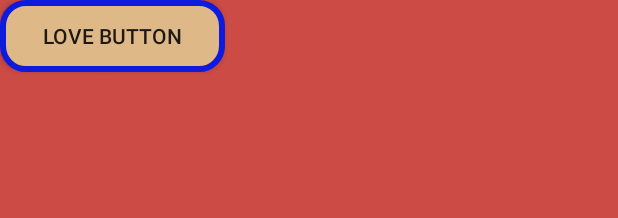
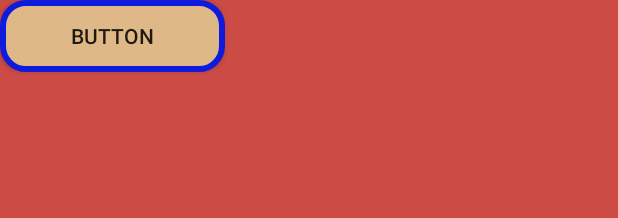
Before and after one commit to bakteriak/leader-election-project, an Android app: the layout activity_fullscreen_activity__mainpage.xml on its own in the app's theme, with its tools: preview values and no code run, on a phone screen of 412 x 824 dp. Shown: the top 218 px of the screen. Run offline under Robolectric (Android 15) with nearby library versions, the phone set to English and light mode, and no system bars.

Commit message:
Change button param

```diff
--- a/app/src/main/res/layout/activity_fullscreen_activity__mainpage.xml
+++ b/app/src/main/res/layout/activity_fullscreen_activity__mainpage.xml
@@ -14,7 +14,7 @@
 
 
         <Button
-            android:text="Love Button"
+            android:text="Button"
             android:layout_width="150dp"
             android:layout_height="wrap_content"
             android:id="@+id/button"
```
